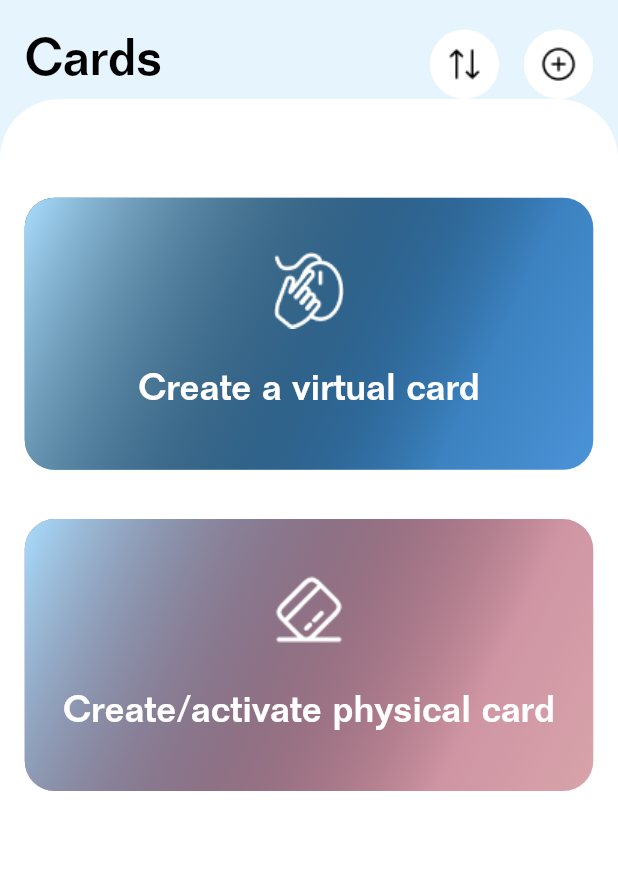
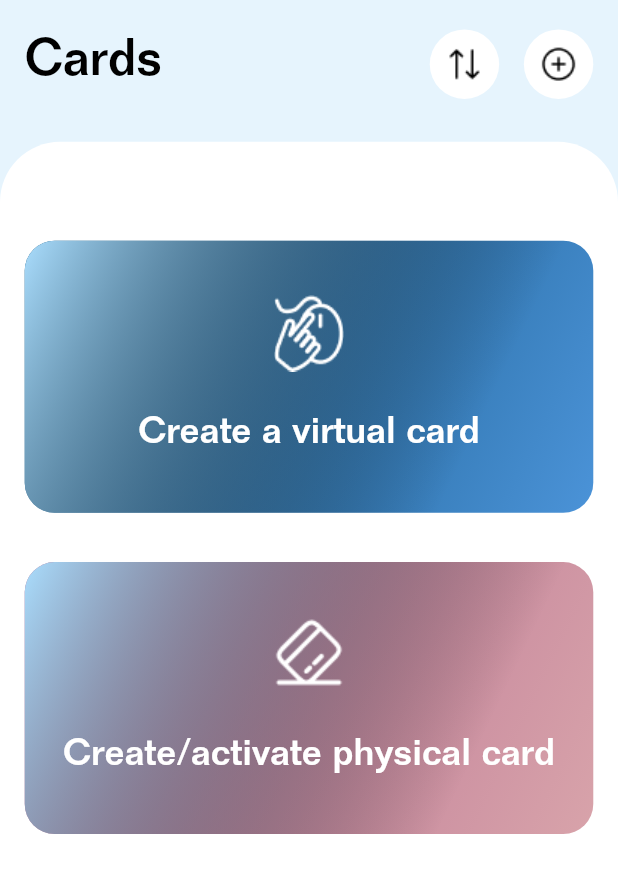
Before and after one commit to chvro12/paysen_app, a Flutter app: the CardsScreen widget shown alone on an empty page, opened directly, on a phone screen of 412 x 824 dp. Shown: the top 873 px of the screen. Run offline on Flutter 3.47's test engine with Material 2 defaults, Android fonts, the light colour scheme and no system bars; our stand-ins replace flutter_screenutil, fluttertoast, get, logger, pinput; missing offline and left inert: overlay_progress_indicator.

Commit message:
Remaining screen maked UI responsive.

```diff
--- a/lib/components/custom_header.dart
+++ b/lib/components/custom_header.dart
@@ -11,7 +11,6 @@ class CustomHeader extends StatelessWidget {
   final Widget? childBeforeTitle;
   final double? headerFontSize;
   final List<Widget> actionButton;
-  final double? headerHeight;
 
   const CustomHeader({
     super.key,
@@ -20,14 +19,13 @@ class CustomHeader extends StatelessWidget {
     this.childBeforeTitle,
     this.headerFontSize,
     this.actionButton = const [],
-    this.headerHeight
   });
 
   @override
   Widget build(BuildContext context) {
     return Container(
       margin: Get.mediaQuery.padding,
-      height: headerHeight ?? 0.08.sh,
+      height: 0.08.sh,
       alignment: Alignment.bottomCenter,
       child: Row(
         mainAxisSize: MainAxisSize.max,
--- a/lib/ui/cards/cards_screen.dart
+++ b/lib/ui/cards/cards_screen.dart
@@ -38,6 +38,8 @@ class CardsScreen extends StatelessWidget {
 
           ],
         ),
+
+        SizedBox(height: 24.h,),
 
         Flexible(
           child: Container(
```
Also changed, not shown: lib/ui/support/support_screen.dart (+6 -1 lines).
